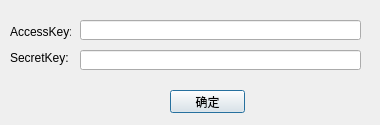
Above: set_ui.ui from kyle-go/qiniu-disk before the change. Below: the same form after it.
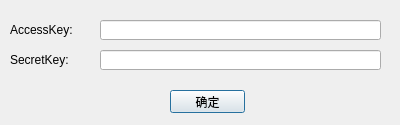
That is the form after the change.

The edit to the form file:
```diff
--- a/set_ui.ui
+++ b/set_ui.ui
@@ -6,19 +6,19 @@
    <rect>
     <x>0</x>
     <y>0</y>
-    <width>380</width>
+    <width>400</width>
     <height>125</height>
    </rect>
   </property>
   <property name="minimumSize">
    <size>
-    <width>380</width>
+    <width>400</width>
     <height>125</height>
    </size>
   </property>
   <property name="maximumSize">
    <size>
-    <width>380</width>
+    <width>400</width>
     <height>125</height>
    </size>
   </property>
@@ -44,7 +44,7 @@
   <widget class="QLineEdit" name="lineEdit_ak">
    <property name="geometry">
     <rect>
-     <x>80</x>
+     <x>100</x>
      <y>20</y>
      <width>281</width>
      <height>20</height>
@@ -54,7 +54,7 @@
   <widget class="QLineEdit" name="lineEdit_sk">
    <property name="geometry">
     <rect>
-     <x>80</x>
+     <x>100</x>
      <y>50</y>
      <width>281</width>
      <height>20</height>
@@ -65,8 +65,8 @@
    <property name="geometry">
     <rect>
      <x>10</x>
-     <y>22</y>
-     <width>61</width>
+     <y>20</y>
+     <width>80</width>
      <height>20</height>
     </rect>
    </property>
@@ -79,8 +79,8 @@
     <rect>
      <x>10</x>
      <y>50</y>
-     <width>61</width>
-     <height>16</height>
+     <width>80</width>
+     <height>20</height>
     </rect>
    </property>
    <property name="text">
```
